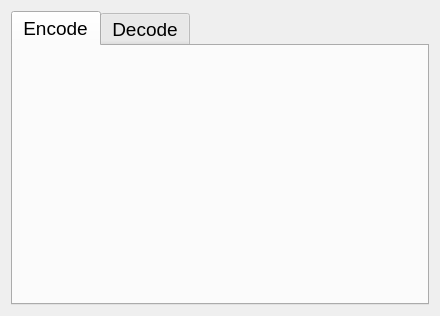
Above: mainwindow.ui from jerry871002/OOP-Final-Project before the change. Below: the same form after it.
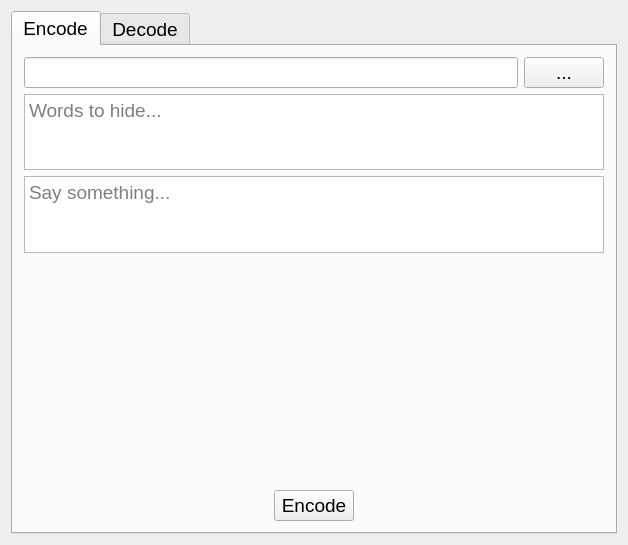
That is the form after the change.

Diff of the .ui file:
```diff
--- a/mainwindow.ui
+++ b/mainwindow.ui
@@ -6,8 +6,8 @@
    <rect>
     <x>0</x>
     <y>0</y>
-    <width>440</width>
-    <height>316</height>
+    <width>628</width>
+    <height>545</height>
    </rect>
   </property>
   <property name="windowTitle">
@@ -22,18 +22,107 @@
         <pointsize>14</pointsize>
        </font>
       </property>
+      <property name="tabPosition">
+       <enum>QTabWidget::North</enum>
+      </property>
+      <property name="tabShape">
+       <enum>QTabWidget::Rounded</enum>
+      </property>
       <property name="currentIndex">
        <number>0</number>
       </property>
+      <property name="elideMode">
+       <enum>Qt::ElideRight</enum>
+      </property>
+      <property name="usesScrollButtons">
+       <bool>false</bool>
+      </property>
+      <property name="documentMode">
+       <bool>false</bool>
+      </property>
+      <property name="tabsClosable">
+       <bool>false</bool>
+      </property>
+      <property name="movable">
+       <bool>false</bool>
+      </property>
+      <property name="tabBarAutoHide">
+       <bool>true</bool>
+      </property>
       <widget class="QWidget" name="tab_encode">
        <property name="font">
         <font>
          <pointsize>14</pointsize>
+         <kerning>true</kerning>
         </font>
        </property>
        <attribute name="title">
         <string>Encode</string>
        </attribute>
+       <layout class="QVBoxLayout" name="verticalLayout">
+        <item>
+         <layout class="QHBoxLayout" name="horizontalLayout_2">
+          <item>
+           <widget class="QLineEdit" name="lineEdit_filepath_encode"/>
+          </item>
+          <item>
+           <widget class="QPushButton" name="pushButton_choosefile_encode">
+            <property name="text">
+             <string>...</string>
+            </property>
+           </widget>
+          </item>
+         </layout>
+        </item>
+        <item>
+         <widget class="QTextEdit" name="textEdit_hide">
+          <property name="placeholderText">
+           <string>Words to hide...</string>
+          </property>
+         </widget>
+        </item>
+        <item>
+         <widget class="QTextEdit" name="textEdit_key_encode">
+          <property name="placeholderText">
+           <string>Say something...</string>
+          </property>
+         </widget>
+        </item>
+        <item>
+         <widget class="QLabel" name="label_pic_encode">
+          <property name="minimumSize">
+           <size>
+            <width>0</width>
+            <height>225</height>
+           </size>
+          </property>
+          <property name="text">
+           <string/>
+          </property>
+          <property name="alignment">
+           <set>Qt::AlignCenter</set>
+          </property>
+         </widget>
+        </item>
+        <item alignment="Qt::AlignHCenter">
+         <widget class="QPushButton" name="pushButton_encode">
+          <property name="maximumSize">
+           <size>
+            <width>200</width>
+            <height>16777215</height>
+           </size>
+          </property>
+          <property name="font">
+           <font>
+            <pointsize>14</pointsize>
+           </font>
+          </property>
+          <property name="text">
+           <string>Encode</string>
+          </property>
+         </widget>
+        </item>
+       </layout>
       </widget>
       <widget class="QWidget" name="tab_decode">
        <attribute name="title">
```
Left out of the diff: 59 changed lines with no effect on the pictures.
